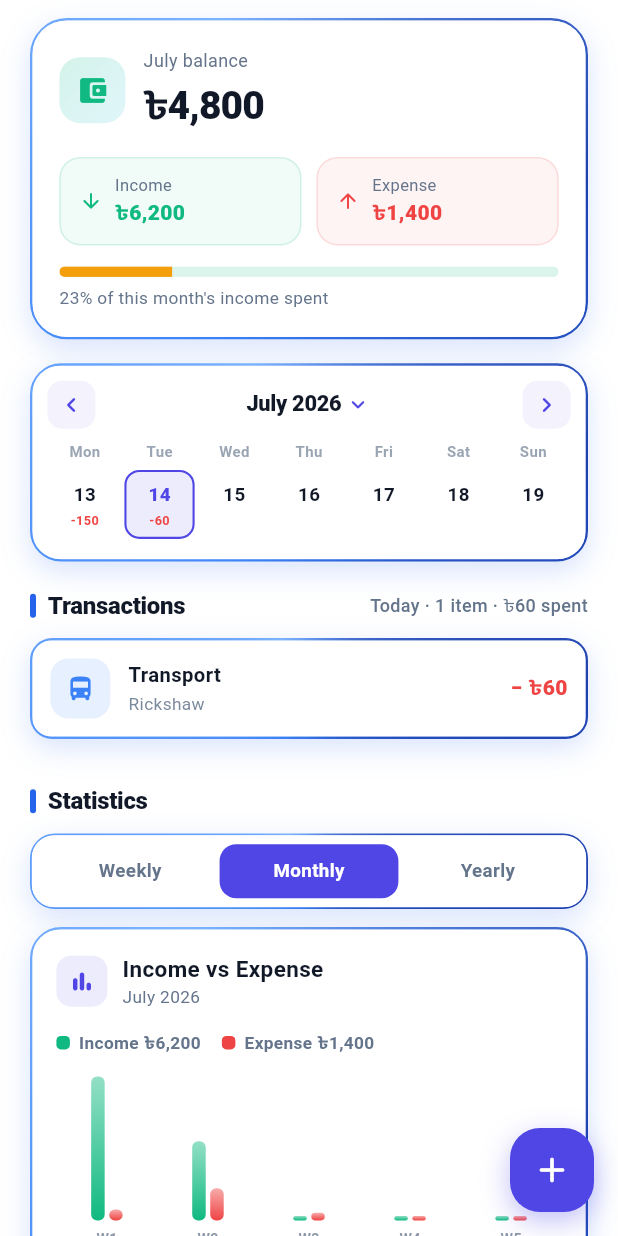
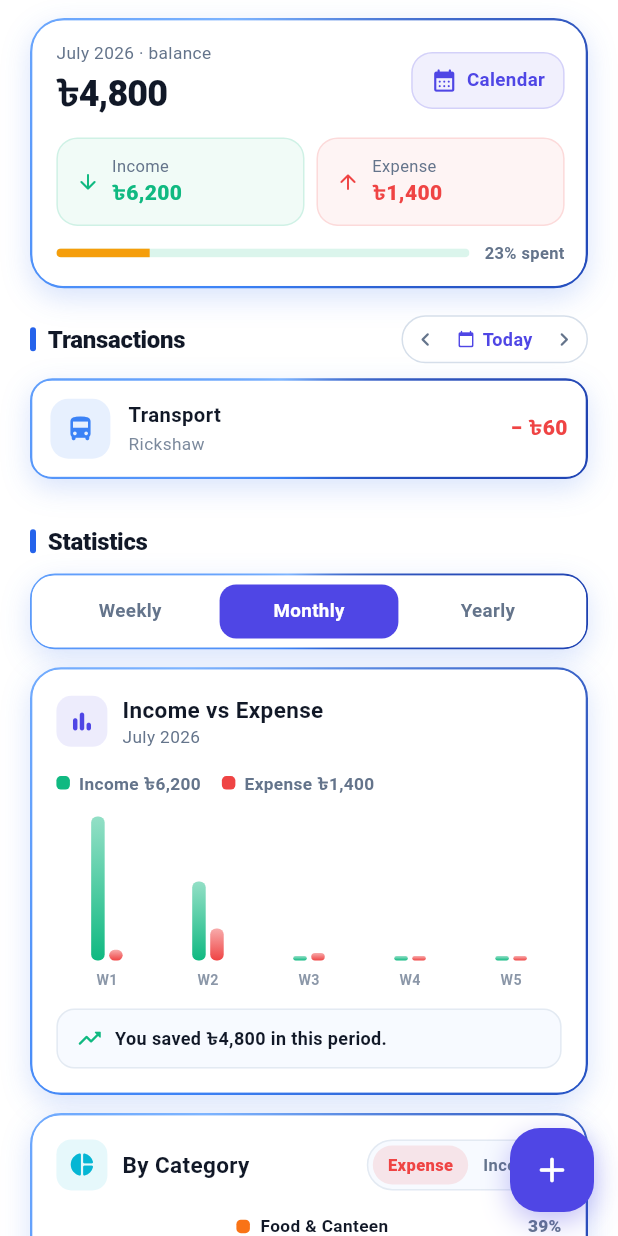
Before and after one commit to alif-ul-haque/CampusTwin, a Flutter app: the BudgetPage screen opened directly, on a phone screen of 412 x 824 dp. Run offline on Flutter 3.47's test engine with Material 3 defaults, Android fonts, the phone set to English and light mode, and no system bars.

Commit message:
Compact the budget header and move the calendar into a popup
The month overview card and the calendar card together ate most of the
first screen. Reclaims ~200-250px so transactions are visible without
scrolling.

- Summary card: drop the decorative wallet icon, fold the month name
  into the balance label, and put the spend-meter caption beside the bar
  instead of under it.
- The calendar card is gone. A Calendar button on the summary card opens
  the month grid in a bottom sheet, which returns the day that's tapped.
- Transactions header gains a compact date chip with prev/next day
  arrows, so stepping to yesterday stays one tap; tapping the date opens
  the calendar popup.

Co-Authored-By: Claude Opus 4.8 (1M context) <noreply@anthropic.com>

```diff
--- a/lib/budget_page.dart
+++ b/lib/budget_page.dart
@@ -231,7 +231,6 @@ class _BudgetPageState extends State<BudgetPage> {
 
   late DateTime _visibleMonth;
   late DateTime _selectedDay;
-  bool _monthExpanded = false;
   StatsRange _range = StatsRange.monthly;
   TxnType _breakdownType = TxnType.expense;
 
@@ -244,37 +243,35 @@ class _BudgetPageState extends State<BudgetPage> {
     _selectedDay = DateTime(now.year, now.month, now.day);
   }
 
-  /// Monday of the week holding the selected day — the collapsed calendar's row.
-  DateTime get _weekStart => DateTime(
-    _selectedDay.year, _selectedDay.month, _selectedDay.day - (_selectedDay.weekday - 1));
-
   // ── Actions ──────────────────────────────────────────────────────────
 
   void _selectDay(DateTime day) {
     setState(() {
       _selectedDay = day;
+      // The summary card and the monthly/yearly stats follow the day you pick.
       _visibleMonth = DateTime(day.year, day.month);
     });
   }
 
-  /// Collapsed → step one week. Expanded → step one month.
-  void _shiftCalendar(int delta) {
-    setState(() {
-      if (_monthExpanded) {
-        _visibleMonth = DateTime(_visibleMonth.year, _visibleMonth.month + delta);
-        final lastDay = DateTime(_visibleMonth.year, _visibleMonth.month + 1, 0).day;
-        _selectedDay = DateTime(
-          _visibleMonth.year, _visibleMonth.month, _selectedDay.day.clamp(1, lastDay));
-      } else {
-        _selectedDay = _selectedDay.add(Duration(days: 7 * delta));
-        _visibleMonth = DateTime(_selectedDay.year, _selectedDay.month);
-      }
-    });
-  }
+  /// One-tap day stepping, so the common "yesterday" case needs no popup.
+  void _shiftDay(int delta) =>
+      _selectDay(DateTime(_selectedDay.year, _selectedDay.month, _selectedDay.day + delta));
 
   void _jumpToToday() {
     final now = DateTime.now();
     _selectDay(DateTime(now.year, now.month, now.day));
+  }
+
+  /// The month calendar now lives in a popup, launched from the summary card
+  /// or by tapping the date in the Transactions header.
+  Future<void> _openCalendarSheet() async {
+    final picked = await showModalBottomSheet<DateTime>(
+      context: context,
+      backgroundColor: Colors.transparent,
+      isScrollControlled: true,
+      builder: (_) => _CalendarSheet(selectedDay: _selectedDay),
+    );
+    if (picked != null && mounted) _selectDay(picked);
   }
 
   Future<void> _openTypePicker() async {
@@ -338,10 +335,8 @@ class _BudgetPageState extends State<BudgetPage> {
           padding: const EdgeInsets.fromLTRB(20, 12, 20, 120),
           children: [
             _buildSummaryCard(),
-            const SizedBox(height: 16),
-            _buildCalendarCard(),
             const SizedBox(height: 18),
-            _sectionTitle('Transactions', trailing: _dayHeadline()),
+            _buildTransactionsHeader(),
             const SizedBox(height: 10),
             _buildDayTransactions(),
             const SizedBox(height: 22),
@@ -352,18 +347,6 @@ class _BudgetPageState extends State<BudgetPage> {
         ),
       ),
     );
-  }
-
-  /// "Today · 4 items · spent ৳430" — the day summary next to the section title.
-  String _dayHeadline() {
-    final label = _isSameDay(_selectedDay, DateTime.now())
-        ? 'Today'
-        : '${_selectedDay.day} ${_monthsShort[_selectedDay.month - 1]}';
-    final txns = BudgetRepository.onDay(_selectedDay);
-    if (txns.isEmpty) return label;
-    final spent = BudgetRepository.totalOf(txns, TxnType.expense);
-    return '$label · ${txns.length} item${txns.length == 1 ? '' : 's'}'
-        '${spent > 0 ? ' · ${_money(spent)} spent' : ''}';
   }
 
   Widget _sectionTitle(String title, {String? trailing}) {
@@ -398,195 +381,147 @@ class _BudgetPageState extends State<BudgetPage> {
     final spentRatio = income > 0 ? (expense / income).clamp(0.0, 1.0) : 0.0;
 
     return _GlowCard(
-      radius: 24,
+      radius: 22,
       child: Padding(
-        padding: const EdgeInsets.all(18),
+        padding: const EdgeInsets.fromLTRB(16, 14, 14, 14),
         child: Column(
           crossAxisAlignment: CrossAxisAlignment.start,
           children: [
+            // Balance + calendar button
             Row(
               children: [
-                Container(
-                  width: 44, height: 44,
-                  decoration: BoxDecoration(
-                    gradient: LinearGradient(
-                      colors: [const Color(0xFF10B981).withValues(alpha: 0.18), const Color(0xFF06B6D4).withValues(alpha: 0.12)],
-                      begin: Alignment.topLeft, end: Alignment.bottomRight,
-                    ),
-                    borderRadius: BorderRadius.circular(14),
-                  ),
-                  child: const Icon(Icons.account_balance_wallet_rounded, color: Color(0xFF10B981), size: 22),
-                ),
-                const SizedBox(width: 12),
                 Expanded(
                   child: Column(
                     crossAxisAlignment: CrossAxisAlignment.start,
                     children: [
-                      Text('${_months[_visibleMonth.month - 1]} balance',
-                        style: const TextStyle(color: AppColors.textSecondary, fontSize: 12)),
-                      const SizedBox(height: 2),
+                      Text('${_months[_visibleMonth.month - 1]} ${_visibleMonth.year} · balance',
+                        style: const TextStyle(color: AppColors.textSecondary, fontSize: 11.5)),
+                      const SizedBox(height: 1),
                       Text(_money(balance),
                         style: TextStyle(
-                          fontSize: 26, fontWeight: FontWeight.w800, letterSpacing: -0.6,
+                          fontSize: 24, fontWeight: FontWeight.w800, letterSpacing: -0.6,
                           color: balance < 0 ? const Color(0xFFDC2626) : AppColors.textPrimary,
                         )),
                     ],
                   ),
                 ),
+                _CalendarButton(onTap: _openCalendarSheet),
               ],
             ),
-            const SizedBox(height: 16),
+            const SizedBox(height: 12),
+            // Income / expense, side by side
             Row(
               children: [
                 Expanded(child: _MiniStat(
                   icon: Icons.arrow_downward_rounded, label: 'Income',
                   value: _money(income), color: const Color(0xFF10B981),
                 )),
-                const SizedBox(width: 10),
+                const SizedBox(width: 8),
                 Expanded(child: _MiniStat(
                   icon: Icons.arrow_upward_rounded, label: 'Expense',
                   value: _money(expense), color: const Color(0xFFEF4444),
                 )),
               ],
             ),
-            const SizedBox(height: 14),
-            ClipRRect(
-              borderRadius: BorderRadius.circular(999),
-              child: LinearProgressIndicator(
-                value: spentRatio.toDouble(),
-                minHeight: 7,
-                backgroundColor: const Color(0xFF10B981).withValues(alpha: 0.15),
-                valueColor: AlwaysStoppedAnimation(
-                  spentRatio > 0.9 ? const Color(0xFFDC2626) : const Color(0xFFF59E0B)),
-              ),
-            ),
-            const SizedBox(height: 6),
-            Text(
-              income == 0
-                  ? 'No income logged this month yet.'
-                  : '${(spentRatio * 100).toStringAsFixed(0)}% of this month\'s income spent',
-              style: const TextStyle(color: AppColors.textSecondary, fontSize: 11.5),
-            ),
-          ],
-        ),
-      ),
-    );
-  }
-
-  // ── Calendar ─────────────────────────────────────────────────────────
-
-  Widget _buildCalendarCard() {
-    final showingToday = _isSameDay(_selectedDay, DateTime.now());
-
-    return _GlowCard(
-      radius: 20,
-      child: Padding(
-        padding: const EdgeInsets.fromLTRB(10, 10, 10, 12),
-        child: Column(
-          children: [
-            // Header: arrows, month label (tap to expand/collapse), Today shortcut
+            const SizedBox(height: 10),
+            // Spend meter — the caption sits beside the bar instead of under it.
             Row(
               children: [
-                _CalendarArrow(icon: Icons.chevron_left_rounded, onTap: () => _shiftCalendar(-1)),
                 Expanded(
-                  child: GestureDetector(
-                    onTap: () => setState(() => _monthExpanded = !_monthExpanded),
-                    behavior: HitTestBehavior.opaque,
-                    child: Row(
-                      mainAxisAlignment: MainAxisAlignment.center,
-                      children: [
-                        Text(
-                          '${_months[_visibleMonth.month - 1]} ${_visibleMonth.year}',
-                          style: const TextStyle(
-                            fontSize: 14.5, fontWeight: FontWeight.w800,
-                            color: AppColors.textPrimary, letterSpacing: -0.2),
-                        ),
-                        const SizedBox(width: 2),
-                        AnimatedRotation(
-                          turns: _monthExpanded ? 0.5 : 0,
-                          duration: const Duration(milliseconds: 200),
-                          child: const Icon(Icons.expand_more_rounded,
-                            size: 18, color: AppColors.purple),
-                        ),
-                      ],
+                  child: ClipRRect(
+                    borderRadius: BorderRadius.circular(999),
+                    child: LinearProgressIndicator(
+                      value: spentRatio.toDouble(),
+                      minHeight: 6,
+                      backgroundColor: const Color(0xFF10B981).withValues(alpha: 0.15),
+                      valueColor: AlwaysStoppedAnimation(
+                        spentRatio > 0.9 ? const Color(0xFFDC2626) : const Color(0xFFF59E0B)),
                     ),
                   ),
                 ),
-                if (!showingToday)
+                const SizedBox(width: 10),
+                Text(
+                  income == 0
+                      ? 'No income yet'
+                      : '${(spentRatio * 100).toStringAsFixed(0)}% spent',
+                  style: const TextStyle(
+                    color: AppColors.textSecondary, fontSize: 11, fontWeight: FontWeight.w600),
+                ),
+              ],
+            ),
+          ],
+        ),
+      ),
+    );
+  }
+
+  // ── Transactions header: day stepper + tap-to-open calendar ──────────
+
+  Widget _buildTransactionsHeader() {
+    final isToday = _isSameDay(_selectedDay, DateTime.now());
+    final label = isToday
+        ? 'Today'
+        : '${_weekdaysShort[_selectedDay.weekday - 1]}, ${_selectedDay.day} '
+          '${_monthsShort[_selectedDay.month - 1]}';
+
+    return Column(
+      children: [
+        Row(
+          children: [
+            Container(width: 4, height: 16, decoration: BoxDecoration(
+              color: const Color(0xFF2563EB), borderRadius: BorderRadius.circular(4))),
+            const SizedBox(width: 8),
+            const Text('Transactions', style: TextStyle(
+              color: AppColors.textPrimary, fontSize: 16,
+              fontWeight: FontWeight.w800, letterSpacing: -0.2)),
+            const Spacer(),
+            // ‹  Today  ›  — arrows step a day, the label opens the calendar.
+            Container(
+              padding: const EdgeInsets.all(2),
+              decoration: BoxDecoration(
+                color: AppColors.card,
+                borderRadius: BorderRadius.circular(999),
+                border: Border.all(color: AppColors.border),
+              ),
+              child: Row(
+                mainAxisSize: MainAxisSize.min,
+                children: [
+                  _StepArrow(icon: Icons.chevron_left_rounded, onTap: () => _shiftDay(-1)),
                   GestureDetector(
-                    onTap: _jumpToToday,
+                    onTap: _openCalendarSheet,
+                    behavior: HitTestBehavior.opaque,
                     child: Padding(
-                      padding: const EdgeInsets.symmetric(horizontal: 6),
-                      child: Text('Today', style: TextStyle(
-                        fontSize: 11.5, fontWeight: FontWeight.w700,
-                        color: AppColors.purple.withValues(alpha: 0.9))),
+                      padding: const EdgeInsets.symmetric(horizontal: 8, vertical: 4),
+                      child: Row(
+                        mainAxisSize: MainAxisSize.min,
+                        children: [
+                          const Icon(Icons.calendar_today_rounded,
+                            size: 12, color: AppColors.purple),
+                          const SizedBox(width: 5),
+                          Text(label, style: const TextStyle(
+                            fontSize: 12, fontWeight: FontWeight.w700, color: AppColors.purple)),
+                        ],
+                      ),
                     ),
                   ),
-                _CalendarArrow(icon: Icons.chevron_right_rounded, onTap: () => _shiftCalendar(1)),
-              ],
-            ),
-            const SizedBox(height: 8),
-            // Weekday header
-            Row(
-              children: _weekdaysShort.map((d) => Expanded(
-                child: Center(
-                  child: Text(d, style: TextStyle(
-                    fontSize: 10, fontWeight: FontWeight.w700,
-                    color: AppColors.textSecondary.withValues(alpha: 0.65))),
-                ),
-              )).toList(),
-            ),
-            const SizedBox(height: 4),
-            AnimatedSize(
-              duration: const Duration(milliseconds: 220),
-              curve: Curves.easeOutCubic,
-              alignment: Alignment.topCenter,
-              child: _monthExpanded ? _buildMonthGrid() : _buildWeekRow(),
+                  _StepArrow(icon: Icons.chevron_right_rounded, onTap: () => _shiftDay(1)),
+                ],
+              ),
             ),
           ],
         ),
-      ),
-    );
-  }
-
-  /// Collapsed default: just the selected day's week.
-  Widget _buildWeekRow() {
-    final start = _weekStart;
-    return Row(
-      children: List.generate(7, (i) => Expanded(child: _dayCell(start.add(Duration(days: i))))),
-    );
-  }
-
-  /// Expanded: the whole month, Monday-first.
-  Widget _buildMonthGrid() {
-    final daysInMonth = DateTime(_visibleMonth.year, _visibleMonth.month + 1, 0).day;
-    final leadingBlanks = DateTime(_visibleMonth.year, _visibleMonth.month).weekday - 1;
-    final rows = ((leadingBlanks + daysInMonth) / 7).ceil();
-
-    return Column(
-      children: List.generate(rows, (row) => Row(
-        children: List.generate(7, (col) {
-          final dayNum = row * 7 + col - leadingBlanks + 1;
-          if (dayNum < 1 || dayNum > daysInMonth) {
-            return const Expanded(child: SizedBox(height: 46));
-          }
-          return Expanded(
-            child: _dayCell(DateTime(_visibleMonth.year, _visibleMonth.month, dayNum)),
-          );
-        }),
-      )),
-    );
-  }
-
-  Widget _dayCell(DateTime day) {
-    final txns = BudgetRepository.onDay(day);
-    return _CalendarCell(
-      day: day,
-      income: BudgetRepository.totalOf(txns, TxnType.income),
-      expense: BudgetRepository.totalOf(txns, TxnType.expense),
-      isSelected: _isSameDay(day, _selectedDay),
-      isToday: _isSameDay(day, DateTime.now()),
-      onTap: () => _selectDay(day),
+        if (!isToday) ...[
+          const SizedBox(height: 6),
+          Align(
+            alignment: Alignment.centerRight,
+            child: GestureDetector(
+              onTap: _jumpToToday,
+              child: const Text('Back to today', style: TextStyle(
+                fontSize: 11.5, fontWeight: FontWeight.w700, color: AppColors.purple)),
+            ),
+          ),
+        ],
+      ],
     );
   }
 
@@ -974,6 +909,129 @@ class _BudgetPageState extends State<BudgetPage> {
 }
 
 // =============================================================================
+// CALENDAR POPUP
+//
+// The month grid used to sit on the page and cost ~340px. It now opens on
+// demand from the summary card or the Transactions date chip, and returns the
+// day the student tapped.
+// =============================================================================
+
+class _CalendarSheet extends StatefulWidget {
+  final DateTime selectedDay;
+  const _CalendarSheet({required this.selectedDay});
+
+  @override
+  State<_CalendarSheet> createState() => _CalendarSheetState();
+}
+
+class _CalendarSheetState extends State<_CalendarSheet> {
+  late DateTime _month;
+
+  @override
+  void initState() {
+    super.initState();
+    _month = DateTime(widget.selectedDay.year, widget.selectedDay.month);
+  }
+
+  void _shiftMonth(int delta) =>
+      setState(() => _month = DateTime(_month.year, _month.month + delta));
+
+  @override
+  Widget build(BuildContext context) {
+    final daysInMonth = DateTime(_month.year, _month.month + 1, 0).day;
+    final leadingBlanks = DateTime(_month.year, _month.month).weekday - 1; // Monday-first
+    final rows = ((leadingBlanks + daysInMonth) / 7).ceil();
+    final monthTxns = BudgetRepository.inMonth(_month);
+    final income = BudgetRepository.totalOf(monthTxns, TxnType.income);
+    final expense = BudgetRepository.totalOf(monthTxns, TxnType.expense);
+
+    return Container(
+      decoration: const BoxDecoration(
+        color: Color(0xFFF8FAFF),
+        borderRadius: BorderRadius.vertical(top: Radius.circular(28)),
+      ),
+      padding: const EdgeInsets.fromLTRB(14, 12, 14, 20),
+      child: SafeArea(
+        top: false,
+        child: Column(
+          mainAxisSize: MainAxisSize.min,
+          children: [
+            Container(width: 40, height: 5, decoration: BoxDecoration(
+              color: AppColors.border, borderRadius: BorderRadius.circular(999))),
+            const SizedBox(height: 14),
+            // Month switcher
+            Row(
+              children: [
+                _CalendarArrow(icon: Icons.chevron_left_rounded, onTap: () => _shiftMonth(-1)),
+                Expanded(
+                  child: Center(
+                    child: Text('${_months[_month.month - 1]} ${_month.year}',
+                      style: const TextStyle(
+                        fontSize: 16, fontWeight: FontWeight.w800,
+                        color: AppColors.textPrimary, letterSpacing: -0.2)),
+                  ),
+                ),
+                _CalendarArrow(icon: Icons.chevron_right_rounded, onTap: () => _shiftMonth(1)),
+              ],
+            ),
+            const SizedBox(height: 4),
+            Row(
+              mainAxisAlignment: MainAxisAlignment.center,
+              children: [
+                _LegendDot(color: const Color(0xFF10B981), label: _money(income)),
+                const SizedBox(width: 12),
+                _LegendDot(color: const Color(0xFFEF4444), label: _money(expense)),
+              ],
+            ),
+            const SizedBox(height: 12),
+            // Weekday header
+            Row(
+              children: _weekdaysShort.map((d) => Expanded(
+                child: Center(
+                  child: Text(d, style: TextStyle(
+                    fontSize: 10.5, fontWeight: FontWeight.w700,
+                    color: AppColors.textSecondary.withValues(alpha: 0.65))),
+                ),
+              )).toList(),
+            ),
+            const SizedBox(height: 4),
+            // Day grid — tapping a day returns it and closes the popup.
+            ...List.generate(rows, (row) => Row(
+              children: List.generate(7, (col) {
+                final dayNum = row * 7 + col - leadingBlanks + 1;
+                if (dayNum < 1 || dayNum > daysInMonth) {
+                  return const Expanded(child: SizedBox(height: 46));
+                }
+                final day = DateTime(_month.year, _month.month, dayNum);
+                final txns = BudgetRepository.onDay(day);
+                return Expanded(
+                  child: _CalendarCell(
+                    day: day,
+                    income: BudgetRepository.totalOf(txns, TxnType.income),
+                    expense: BudgetRepository.totalOf(txns, TxnType.expense),
+                    isSelected: _isSameDay(day, widget.selectedDay),
+                    isToday: _isSameDay(day, DateTime.now()),
+                    onTap: () => Navigator.of(context).pop(day),
+                  ),
+                );
+              }),
+            )),
+            const SizedBox(height: 10),
+            TextButton(
+              onPressed: () {
+                final now = DateTime.now();
+                Navigator.of(context).pop(DateTime(now.year, now.month, now.day));
+              },
+              child: const Text('Jump to today'),
+            ),
+          ],
+        ),
+      ),
+    );
+  }
+}
+
+// =============================================================================
 // TRANSACTION TILE  (shared by the inline preview and the full-day sheet)
 // =============================================================================
 
@@ -1549,6 +1607,55 @@ class _AddFab extends StatelessWidget {
   }
 }
 
+/// Opens the calendar popup from the summary card.
+class _CalendarButton extends StatelessWidget {
+  final VoidCallback onTap;
+  const _CalendarButton({required this.onTap});
+
+  @override
+  Widget build(BuildContext context) {
+    return GestureDetector(
+      onTap: onTap,
+      child: Container(
+        padding: const EdgeInsets.symmetric(horizontal: 12, vertical: 9),
+        decoration: BoxDecoration(
+          color: AppColors.purple.withValues(alpha: 0.08),
+          borderRadius: BorderRadius.circular(14),
+          border: Border.all(color: AppColors.purple.withValues(alpha: 0.18)),
+        ),
+        child: const Row(
+          mainAxisSize: MainAxisSize.min,
+          children: [
+            Icon(Icons.calendar_month_rounded, color: AppColors.purple, size: 18),
+            SizedBox(width: 6),
+            Text('Calendar', style: TextStyle(
+              fontSize: 12.5, fontWeight: FontWeight.w700, color: AppColors.purple)),
+          ],
+        ),
+      ),
+    );
+  }
+}
+
+/// Small chevron used by the day stepper in the Transactions header.
+class _StepArrow extends StatelessWidget {
+  final IconData icon;
+  final VoidCallback onTap;
+  const _StepArrow({required this.icon, required this.onTap});
+
+  @override
+  Widget build(BuildContext context) {
+    return GestureDetector(
+      onTap: onTap,
+      behavior: HitTestBehavior.opaque,
+      child: Padding(
+        padding: const EdgeInsets.symmetric(horizontal: 4, vertical: 4),
+        child: Icon(icon, size: 18, color: AppColors.textSecondary),
+      ),
+    );
+  }
+}
+
 class _CalendarArrow extends StatelessWidget {
   final IconData icon;
   final VoidCallback onTap;
```
